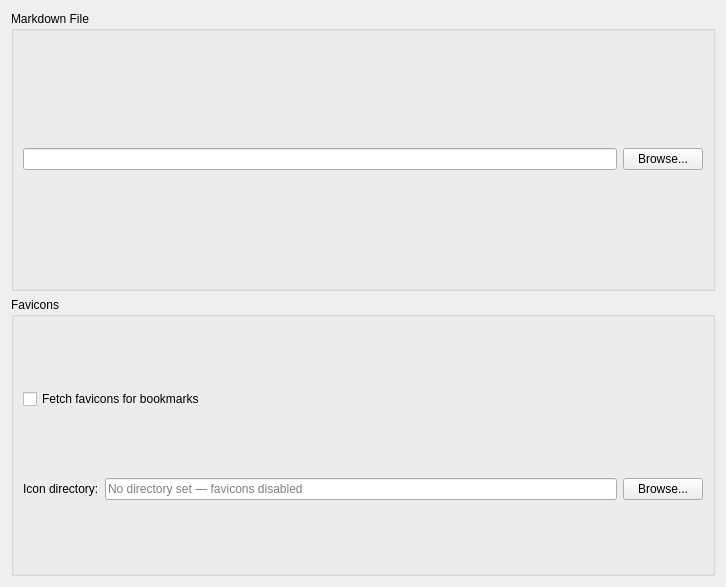
Above: src/config/markdownbookmarks_config.ui from andrewrabert/krunner-markdown-bookmarks before the change. Below: the same form after it.
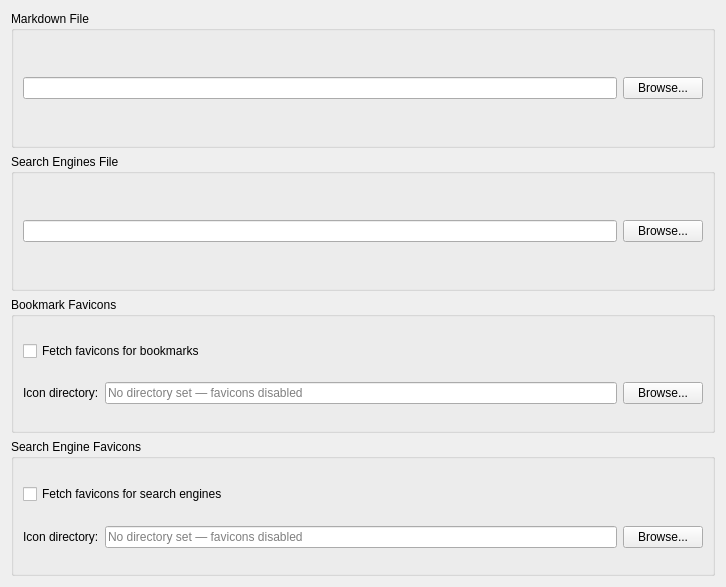
That is the form after the change.

Commit message:
Add web search engine support with bang syntax
Separate favicon fetching and icon directories for bookmarks and search
engines. Clean up unused config module code (dead bookmarks member,
redundant sync, duplicate signal connections).

What changed in the file:
```diff
--- a/src/config/markdownbookmarks_config.ui
+++ b/src/config/markdownbookmarks_config.ui
@@ -37,10 +37,29 @@
      </layout>
     </widget>
    </item>
+   <item>
+    <widget class="QGroupBox" name="searchEnginesGroupBox">
+     <property name="title">
+      <string>Search Engines File</string>
+     </property>
+     <layout class="QHBoxLayout" name="searchEnginesFilePathLayout">
+      <item>
+       <widget class="QLineEdit" name="searchEnginesFilePathEdit"></widget>
+      </item>
+      <item>
+       <widget class="QPushButton" name="browseSearchEnginesButton">
+        <property name="text">
+         <string>Browse...</string>
+        </property>
+       </widget>
+      </item>
+     </layout>
+    </widget>
+   </item>
    <item>
     <widget class="QGroupBox" name="faviconsGroupBox">
      <property name="title">
-      <string>Favicons</string>
+      <string>Bookmark Favicons</string>
      </property>
      <layout class="QVBoxLayout" name="faviconsLayout">
       <item>
@@ -78,6 +97,47 @@
      </layout>
     </widget>
    </item>
+   <item>
+    <widget class="QGroupBox" name="searchEngineFaviconsGroupBox">
+     <property name="title">
+      <string>Search Engine Favicons</string>
+     </property>
+     <layout class="QVBoxLayout" name="searchEngineFaviconsLayout">
+      <item>
+       <widget class="QCheckBox" name="fetchSearchEngineFaviconsCheckBox">
+        <property name="text">
+         <string>Fetch favicons for search engines</string>
+        </property>
+       </widget>
+      </item>
+      <item>
+       <layout class="QHBoxLayout" name="searchEngineFaviconCachePathLayout">
+        <item>
+         <widget class="QLabel" name="searchEngineFaviconCachePathLabel">
+          <property name="text">
+           <string>Icon directory:</string>
+          </property>
+         </widget>
+        </item>
+        <item>
+         <widget class="QLineEdit" name="searchEngineFaviconCachePathEdit">
+          <property name="placeholderText">
+           <string>No directory set — favicons disabled</string>
+          </property>
+         </widget>
+        </item>
+        <item>
+         <widget class="QPushButton" name="browseSearchEngineFaviconCacheButton">
+          <property name="text">
+           <string>Browse...</string>
+          </property>
+         </widget>
+        </item>
+       </layout>
+      </item>
+     </layout>
+    </widget>
+   </item>
   </layout>
  </widget>
  <resources/>
```
The commit also changes 13 other files.
